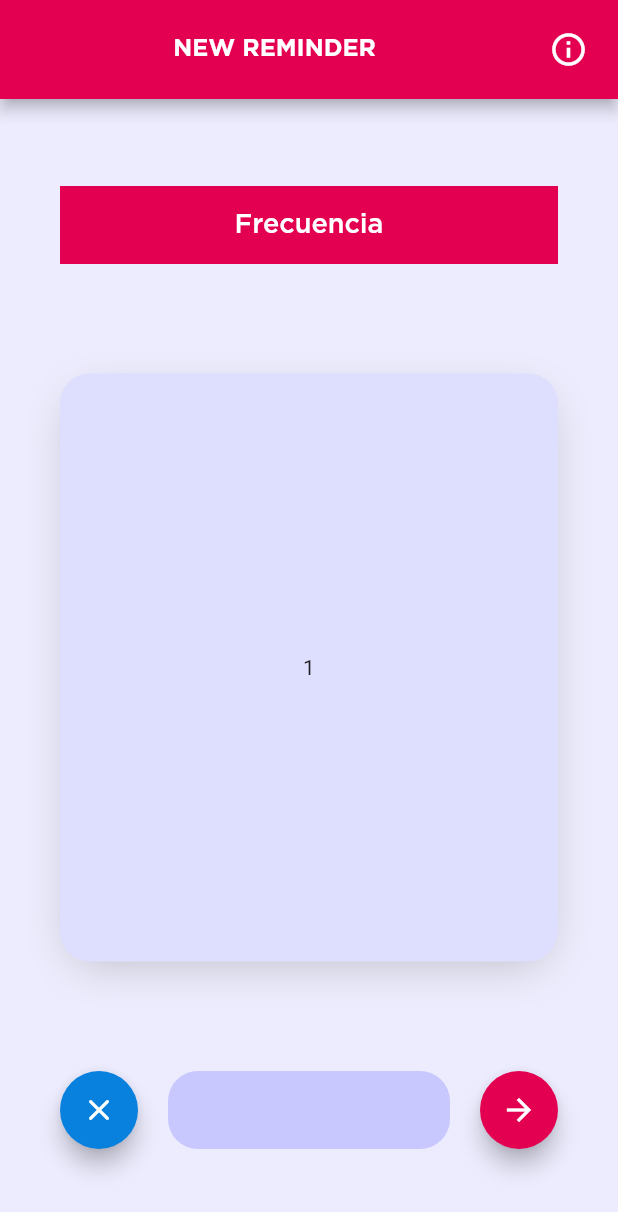
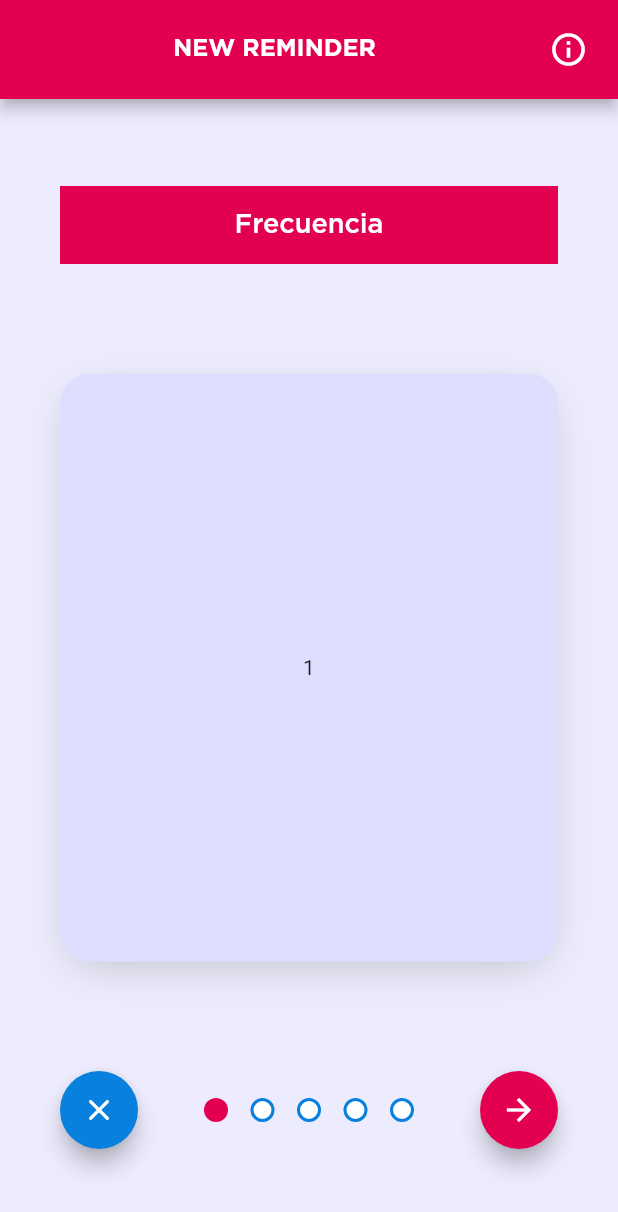
Before and after one commit to arhcoder/Smart-Reminders, a Flutter app: the ProgramReminderScreen screen opened by its route, on a phone screen of 412 x 824 dp. Shown: the top 1212 px of the screen. Run offline on Flutter 3.47's test engine with Material 2 defaults, Android fonts, the phone set to English and light mode, and no system bars; drawn by our look-alikes of auto_size_text.

Commit message:
Programming Screen navigation dots implemented correctly
The dots on the screen takes reference from the PagesProvider and change them colors depending on the number of the screen

```diff
--- a/lib/Responsive/Responsive.dart
+++ b/lib/Responsive/Responsive.dart
@@ -11,5 +11,5 @@ class Responsive
     static const double remindersHeight = 100.0;
 
     static const double ballButtonsSize = 40.0;
-    static const double viewsControllerDotsSize = 10.0;
+    static const double pagesControllerDotSize = 16.0;
 }
--- a/lib/Widgets/PagesController.dart
+++ b/lib/Widgets/PagesController.dart
@@ -3,7 +3,10 @@ import 'package:provider/provider.dart';
 
 import 'package:smart_reminders/Theme/Theme.dart';
 import 'package:smart_reminders/Responsive/Responsive.dart';
+
 import 'package:smart_reminders/Providers/PagesProvider.dart';
+
+import 'PagesControllerDot.dart';
 
 class PagesController extends StatefulWidget
 {
@@ -19,6 +22,9 @@ class PagesControllerState extends State <PagesController>
 {
     void navigationLogic(int direction)
     {
+        /// Current page.
+        int currentPage = Provider.of<PagesProvider>(context, listen: false).pageIndex;
+
         /// If direction == 0, it implements the goes back logic.
         /// If direction == 1, it implements the goes next logic.
         if (direction == 0)
@@ -27,11 +33,9 @@ class PagesControllerState extends State <PagesController>
             if (1 == 1)
             {
                 Provider.of<PagesProvider>(context, listen: false).setCurrentPageIndex(
-                    Provider.of<PagesProvider>(context, listen: false).pageIndex - 1
+                    currentPage - 1
                 );
-                setState(() {
-
-                });
+                Provider.of<PagesProvider>(context, listen: false).setDotsState();
             }
         }
         else if (direction == 1)
@@ -39,23 +43,20 @@ class PagesControllerState extends State <PagesController>
             if (1 == 1)
             {
                 Provider.of<PagesProvider>(context, listen: false).setCurrentPageIndex(
-                    Provider.of<PagesProvider>(context, listen: false).pageIndex + 1
+                    currentPage + 1
                 );
-                setState(() {
-
-                });
+                Provider.of<PagesProvider>(context, listen: false).setDotsState();
             }
         }
-        else
-        {
-            // Error //
-        }
+
     }
-
 
     @override
     Widget build(BuildContext context)
     {
+        // List of dots states //
+        List <int> dotsStates = Provider.of<PagesProvider>(context).dotsState;
+
         return Container
         (
             width: double.infinity,
@@ -94,16 +95,25 @@ class PagesControllerState extends State <PagesController>
                     ),
 
                     // Dots Panel //
-                    const SizedBox(width: 20.0),
-                    Expanded(child: Container
+                    const SizedBox(width: 44.0),
+                    Expanded
                     (
-                        decoration: BoxDecoration
+                        child: Row
                         (
-                            color: AppColors.card,
-                            borderRadius: BorderRadius.circular(20.0)
+                            mainAxisAlignment: MainAxisAlignment.spaceBetween,
+                            crossAxisAlignment: CrossAxisAlignment.center,
+
+                            children:
+                            [
+                                PagesControllerDot(state: dotsStates[0]),
+                                PagesControllerDot(state: dotsStates[1]),
+                                PagesControllerDot(state: dotsStates[2]),
+                                PagesControllerDot(state: dotsStates[3]),
+                                PagesControllerDot(state: dotsStates[4])
+                            ]
                         )
-                    )),
-                    const SizedBox(width: 20.0),
+                    ),
+                    const SizedBox(width: 44.0),
 
                     // Next Button //
                     Container
--- /dev/null
+++ b/lib/Widgets/PagesControllerDot.dart
@@ -0,0 +1,45 @@
+import 'package:flutter/material.dart';
+
+import 'package:smart_reminders/Theme/Theme.dart';
+import 'package:smart_reminders/Responsive/Responsive.dart';
+
+class PagesControllerDot extends StatelessWidget
+{
+    /// When [1]: The dot reflects the current page.
+    /// When [2]: The dot reflects a passed page.
+    /// When [3]: The dot reflects a no-passed page.
+
+    final int state;
+
+    const PagesControllerDot({Key? key, required this.state}) : super(key: key);
+
+    @override
+    Widget build(BuildContext context)
+    {
+        return Container
+        (
+            width: Responsive.pagesControllerDotSize,
+            decoration:
+            (state == 1)? const BoxDecoration
+            (
+                shape: BoxShape.circle,
+                color: AppColors.main
+            ):
+            (state == 2)? const BoxDecoration
+            (
+                shape: BoxShape.circle,
+                color: AppColors.secundary
+            ):
+            BoxDecoration
+            (
+                shape: BoxShape.circle,
+                color: AppColors.white,
+                border: Border.all(
+                    color: AppColors.secundary,
+                    style: BorderStyle.solid,
+                    width: 2.0
+                )
+            )
+        );
+    }
+}
```
Also changed, not shown: lib/Providers/PagesProvider.dart (+36 -0 lines).
